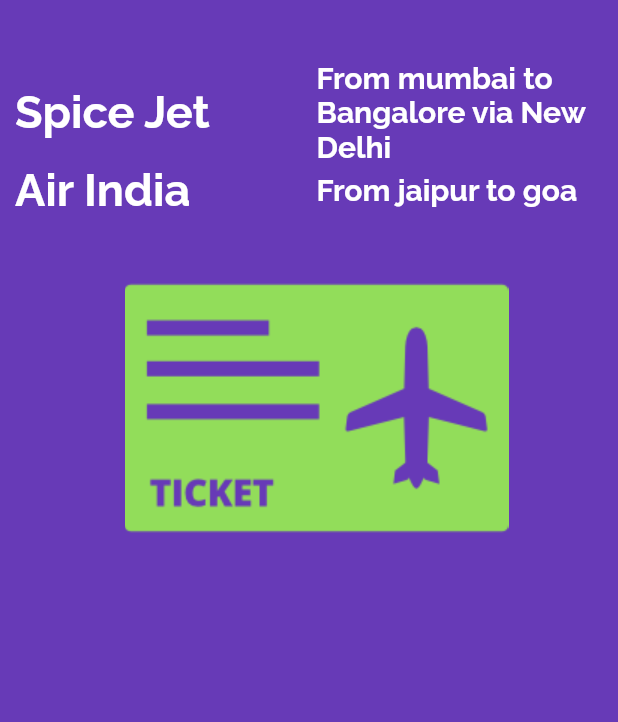
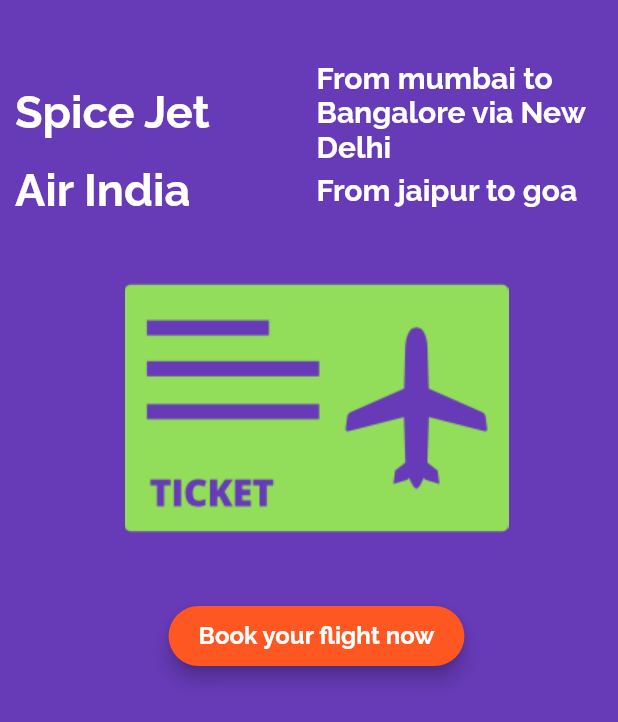
Before and after one commit to vimalku637/Flutter-Learning, a Flutter app: the screen it shows after launch, on a phone screen of 412 x 824 dp. Shown: the top 722 px of the screen. Run offline on Flutter 3.47's test engine with Material 3 defaults, Android fonts, the phone set to English and light mode, and no system bars.

Commit message:
Elevated Button and Alert Dialog Widget (popup dialog)

```diff
--- a/lib/app_screens/home.dart
+++ b/lib/app_screens/home.dart
@@ -73,6 +73,7 @@ class Home extends StatelessWidget {
               ],
             ), //Row
             FlightImageAsset(),
+            FlightBookingButton(),
           ],
         ), //Column
       ), //Container
@@ -90,3 +91,49 @@ class FlightImageAsset extends StatelessWidget {
     return Container(child: image);
   }
 }
+
+class FlightBookingButton extends StatelessWidget {
+  const FlightBookingButton({super.key});
+
+  @override
+  Widget build(BuildContext context) {
+    return ElevatedButton(
+      style: ElevatedButton.styleFrom(
+        backgroundColor: Colors.deepOrange,
+        // Use backgroundColor instead of color
+        foregroundColor: Colors.white,
+        // Use foregroundColor instead of textColor
+        padding: EdgeInsets.symmetric(horizontal: 20.0, vertical: 10.0),
+        textStyle: TextStyle(
+          fontSize: 16.0,
+          fontFamily: "Raleway",
+          fontWeight: FontWeight.w700,
+        ),
+        shape: RoundedRectangleBorder(
+          borderRadius: BorderRadius.circular(20.0),
+        ),
+        elevation: 5.0,
+        shadowColor: Colors.black,
+      ),
+      child: Text("Book your flight now"),
+      onPressed: () => bookFlight(context),
+    ); //ElevatedButton
+  }
+
+  void bookFlight(BuildContext context) {
+    var alertDialog = AlertDialog(
+      title: Text(
+        "Flight Booked Successfully!!",
+        textAlign: TextAlign.center,
+      ), //Text
+      content: Text(
+        "Have a safe journey",
+        textAlign: TextAlign.center,
+      ), //Text
+    ); //AlertDialog
+    showDialog(
+      context: context,
+      builder: (BuildContext context) => alertDialog,
+    ); //showDialog
+  }
+}
```
